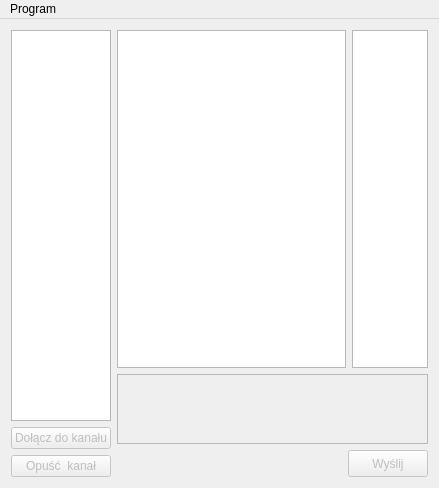
Qt form client/mainwindow.ui (eplightning/yet-another-irc-clone) before a commit.
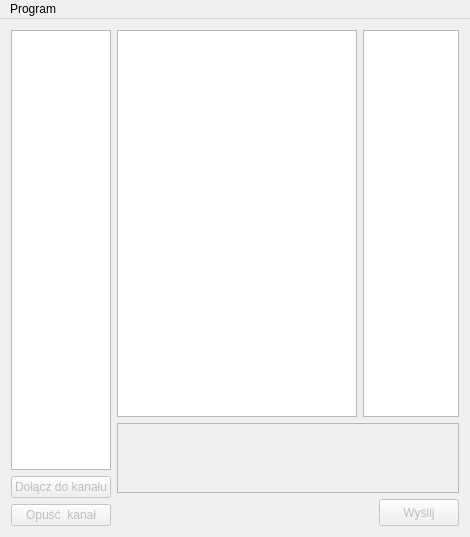
The same form after that commit.

```diff
--- a/client/mainwindow.ui
+++ b/client/mainwindow.ui
@@ -6,8 +6,8 @@
    <rect>
     <x>0</x>
     <y>0</y>
-    <width>439</width>
-    <height>488</height>
+    <width>470</width>
+    <height>537</height>
    </rect>
   </property>
   <property name="windowTitle">
@@ -53,7 +53,7 @@
         <item>
          <layout class="QVBoxLayout" name="verticalLayout" stretch="6,1">
           <item>
-           <layout class="QHBoxLayout" name="horizontalLayout" stretch="3,1">
+           <layout class="QHBoxLayout" name="horizontalLayout" stretch="5,2">
             <item>
              <widget class="QTextEdit" name="chatBox">
               <property name="styleSheet">
@@ -155,7 +155,7 @@
     <rect>
      <x>0</x>
      <y>0</y>
-     <width>439</width>
+     <width>470</width>
      <height>20</height>
     </rect>
    </property>
```
